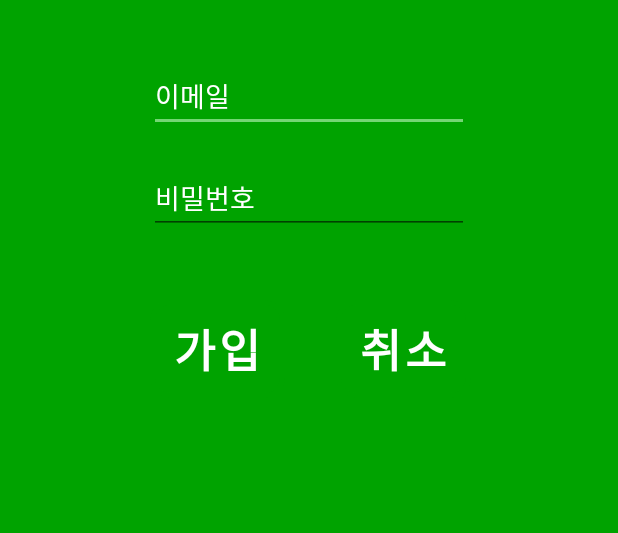
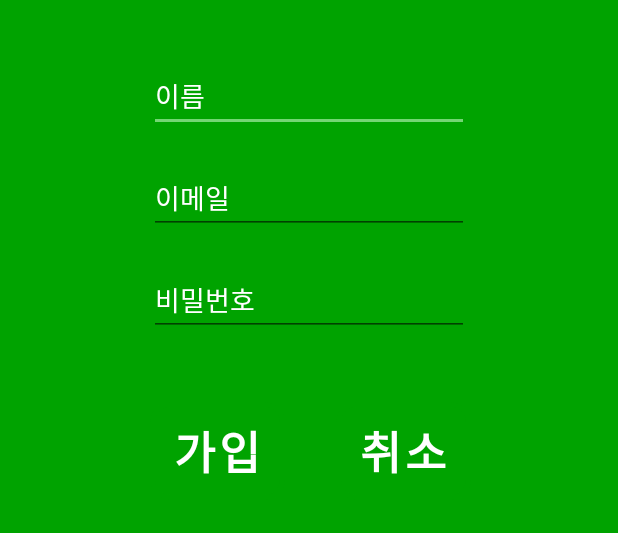
Before and after one commit to kmijin/DrHolmes_, an Android app: the RegisterActivity screen opened directly, with no data from a screen before it, on a phone screen of 412 x 824 dp, the part 385-918 px from its top. Run offline under Robolectric (Android 15) with nearby library versions, the phone set to English and light mode, and no system bars; our stand-ins replace Firebase (no records; nobody signed in at launch, a user with empty details on screens opened directly).

```diff
--- a/app/src/main/res/layout/activity_home_pill_add.xml
+++ b/app/src/main/res/layout/activity_home_pill_add.xml
@@ -60,7 +60,7 @@
 
                 <TextView
                     android:id="@+id/medicine_time"
-                    android:layout_width="wrap_content"
+                    android:layout_width="246dp"
                     android:layout_height="wrap_content"
                     android:layout_marginStart="35dp"
                     android:layout_marginEnd="35dp"
@@ -68,13 +68,12 @@
                     android:textColor="#000"
                     android:textSize="35sp" />
 
-                <!--이거 왜 안뜨지,,? 좀 더 알아보고 넣기..-->
                 <Switch
                     android:id="@+id/medicine_onoff"
                     android:layout_width="wrap_content"
                     android:layout_height="wrap_content"
-                    android:layout_marginLeft="200dp"
-                    android:layout_weight="1" />
+                    android:layout_marginEnd="35dp" />
+
             </LinearLayout>
             <!-- 복용시간 타임피커 -->
             <TimePicker
--- a/app/src/main/res/layout/activity_join.xml
+++ b/app/src/main/res/layout/activity_join.xml
@@ -33,21 +33,20 @@
         app:layout_constraintEnd_toEndOf="parent"
         app:flow_horizontalAlign="center"/>
 
-<!--    <EditText-->
-<!--        android:id="@+id/user_name"-->
-<!--        android:layout_width="wrap_content"-->
-<!--        android:layout_height="wrap_content"-->
-<!--        android:layout_marginBottom="20dp"-->
-<!--        android:layout_marginTop="20dp"-->
-<!--        android:ems="10"-->
-<!--        android:hint="이름"-->
-<!--        android:inputType="text"-->
-<!--        android:textColor="@color/white"-->
-<!--        android:textColorHint="@color/white"-->
-<!--        app:layout_constraintTop_toBottomOf="@id/app_name"-->
-<!--        app:layout_constraintStart_toStartOf="parent"-->
-<!--        app:layout_constraintEnd_toEndOf="parent"-->
-<!--        app:flow_horizontalAlign="center"/>-->
+    <EditText
+        android:id="@+id/user_name"
+        android:layout_width="wrap_content"
+        android:layout_height="wrap_content"
+        android:layout_marginTop="40dp"
+        android:ems="10"
+        android:hint="이름"
+        android:inputType="text"
+        android:textColor="@color/white"
+        android:textColorHint="@color/white"
+        app:layout_constraintBottom_toTopOf="@+id/user_email"
+        app:layout_constraintEnd_toEndOf="parent"
+        app:layout_constraintStart_toStartOf="parent"
+        app:layout_constraintTop_toBottomOf="@id/app_name" />
 
 
     <EditText
@@ -55,13 +54,13 @@
         android:layout_width="wrap_content"
         android:layout_height="wrap_content"
         android:layout_marginBottom="84dp"
-        android:layout_marginTop="40dp"
+        android:layout_marginTop="20dp"
         android:ems="10"
         android:hint="이메일"
         android:inputType="textEmailAddress"
         android:textColor="@color/white"
         android:textColorHint="@color/white"
-        app:layout_constraintTop_toBottomOf="@id/app_name"
+        app:layout_constraintTop_toBottomOf="@id/user_name"
         app:layout_constraintStart_toStartOf="parent"
         app:layout_constraintEnd_toEndOf="parent"
         app:flow_horizontalAlign="center"/>
```
